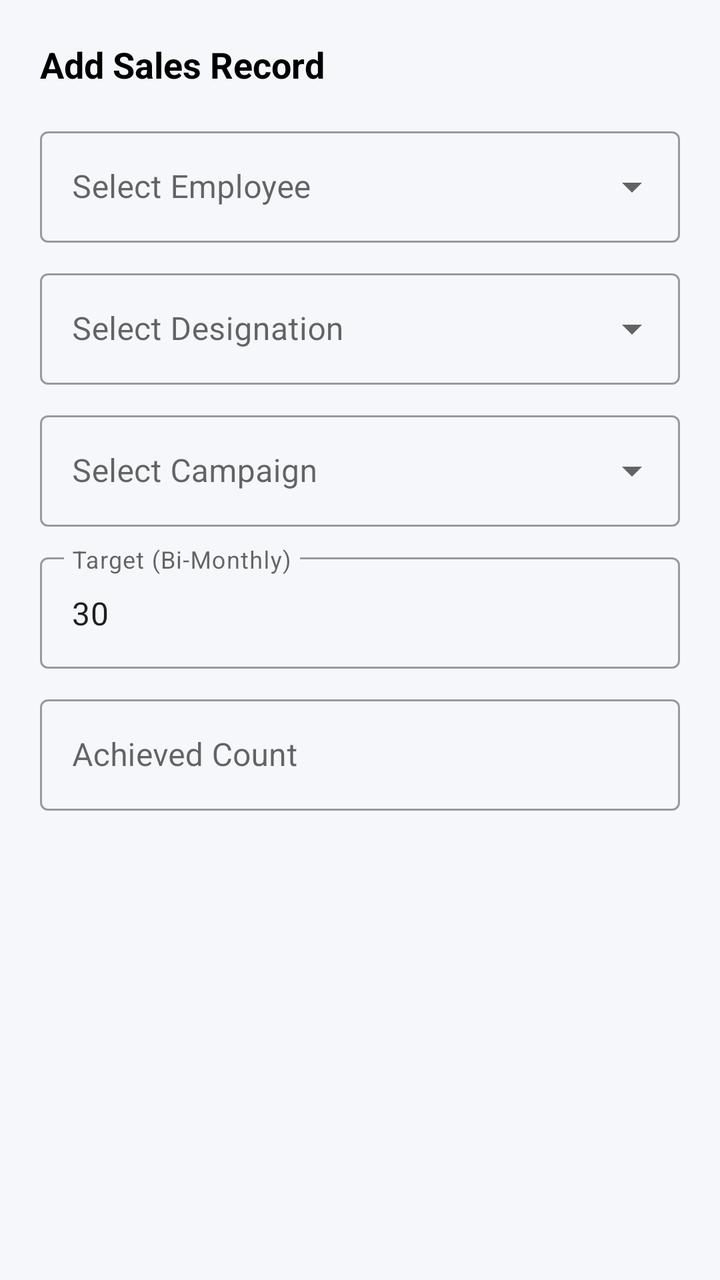
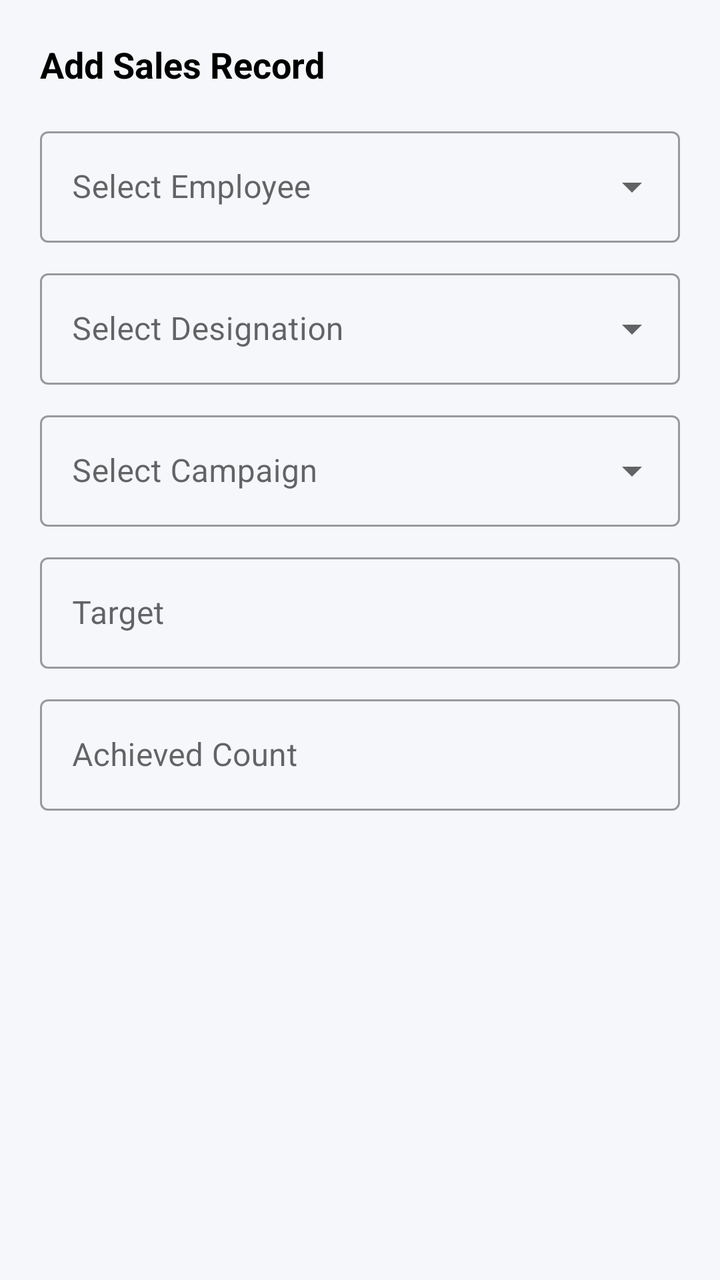

The first picture is an Android layout as it rendered before a commit; the second is the same layout after the commit. The layout source and the unified diff follow.
<!-- AndroidManifest.xml: application theme Theme.WorkVerse -->
<!-- res/layout/activity_add_sale.xml -->
<?xml version="1.0" encoding="utf-8"?>
<LinearLayout xmlns:android="http://schemas.android.com/apk/res/android"
    xmlns:app="http://schemas.android.com/apk/res-auto"
    android:layout_width="match_parent"
    android:layout_height="wrap_content"
    android:orientation="vertical"
    android:padding="20dp">

    <TextView
        android:layout_width="wrap_content"
        android:layout_height="wrap_content"
        android:text="Add Sales Record"
        android:textSize="18sp"
        android:textStyle="bold"
        android:textColor="@android:color/black"
        android:layout_marginBottom="16dp"/>

    
    <com.google.android.material.textfield.TextInputLayout
        style="@style/Widget.MaterialComponents.TextInputLayout.OutlinedBox.ExposedDropdownMenu"
        android:layout_width="match_parent"
        android:layout_height="wrap_content"
        android:layout_marginBottom="10dp">
        <AutoCompleteTextView
            android:id="@+id/actEmployee"
            android:layout_width="match_parent"
            android:layout_height="wrap_content"
            android:hint="Select Employee"
            android:inputType="none"/>
    </com.google.android.material.textfield.TextInputLayout>

    
    <com.google.android.material.textfield.TextInputLayout
        style="@style/Widget.MaterialComponents.TextInputLayout.OutlinedBox.ExposedDropdownMenu"
        android:layout_width="match_parent"
        android:layout_height="wrap_content"
        android:layout_marginBottom="10dp">
        <AutoCompleteTextView
            android:id="@+id/actDesignation"
            android:layout_width="match_parent"
            android:layout_height="wrap_content"
            android:hint="Select Designation"
            android:inputType="none"/>
    </com.google.android.material.textfield.TextInputLayout>

    
    <com.google.android.material.textfield.TextInputLayout
        style="@style/Widget.MaterialComponents.TextInputLayout.OutlinedBox.ExposedDropdownMenu"
        android:layout_width="match_parent"
        android:layout_height="wrap_content"
        android:layout_marginBottom="10dp">
        <AutoCompleteTextView
            android:id="@+id/actCampaign"
            android:layout_width="match_parent"
            android:layout_height="wrap_content"
            android:hint="Select Campaign"
            android:inputType="none"/>
    </com.google.android.material.textfield.TextInputLayout>

    
    <com.google.android.material.textfield.TextInputLayout
        style="@style/Widget.MaterialComponents.TextInputLayout.OutlinedBox"
        android:layout_width="match_parent"
        android:layout_height="wrap_content"
        android:layout_marginBottom="10dp">
        <com.google.android.material.textfield.TextInputEditText
            android:id="@+id/etTarget"
            android:layout_width="match_parent"
            android:layout_height="wrap_content"
            android:hint="Target (Bi-Monthly)"
            android:text="30"
            android:inputType="number"/>
    </com.google.android.material.textfield.TextInputLayout>

    
    <com.google.android.material.textfield.TextInputLayout
        style="@style/Widget.MaterialComponents.TextInputLayout.OutlinedBox"
        android:layout_width="match_parent"
        android:layout_height="wrap_content"
        android:layout_marginBottom="16dp">
        <com.google.android.material.textfield.TextInputEditText
            android:id="@+id/etAchieved"
            android:layout_width="match_parent"
            android:layout_height="wrap_content"
            android:hint="Achieved Count"
            android:inputType="number"/>
    </com.google.android.material.textfield.TextInputLayout>

</LinearLayout>
<!-- resources referenced by this layout -->
<resources>
  <style name="Theme.WorkVerse" parent="Theme.MaterialComponents.Light.NoActionBar">
          <item name="colorPrimary">@color/primary</item>
          <item name="colorPrimaryVariant">@color/primary_dark</item>
          <item name="colorOnPrimary">@color/white</item>
          <item name="colorSecondary">@color/accent</item>
          <item name="android:colorBackground">@color/background</item>
          <item name="android:statusBarColor">@color/primary_dark</item>
      </style>
  <color name="primary">#1565C0</color>
  <color name="primary_dark">#0D47A1</color>
  <color name="white">#FFFFFF</color>
  <color name="accent">#FF8F00</color>
  <color name="background">#F5F7FA</color>
</resources>

<!-- the commit's change to res/layout/activity_add_sale.xml (unified diff, before → after) -->
@@ -67,8 +67,7 @@
             android:id="@+id/etTarget"
             android:layout_width="match_parent"
             android:layout_height="wrap_content"
-            android:hint="Target (Bi-Monthly)"
-            android:text="30"
+            android:hint="Target"
             android:inputType="number"/>
     </com.google.android.material.textfield.TextInputLayout>
 
